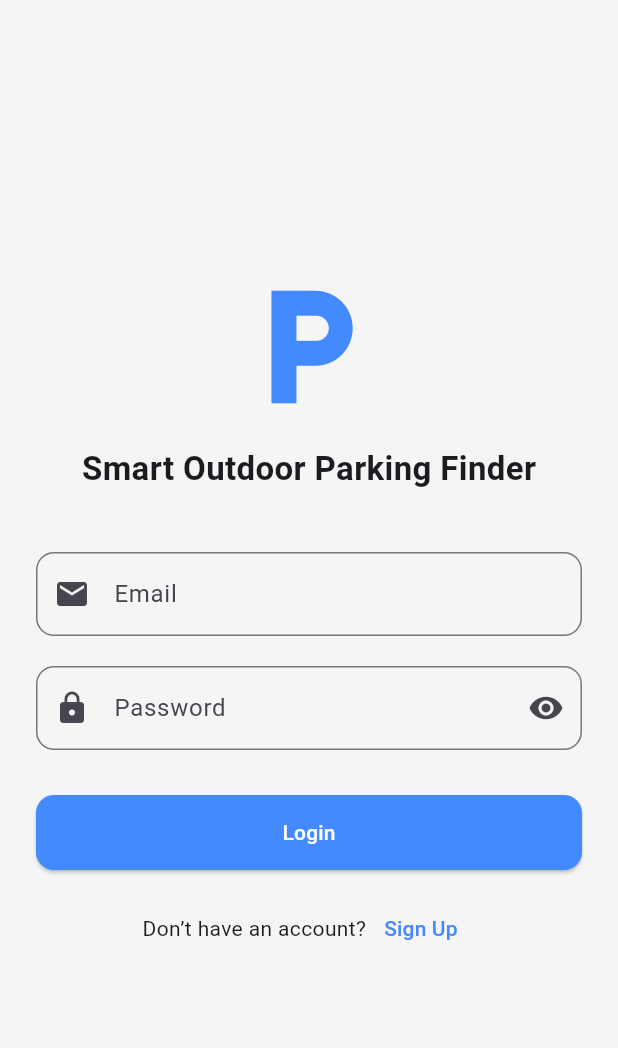
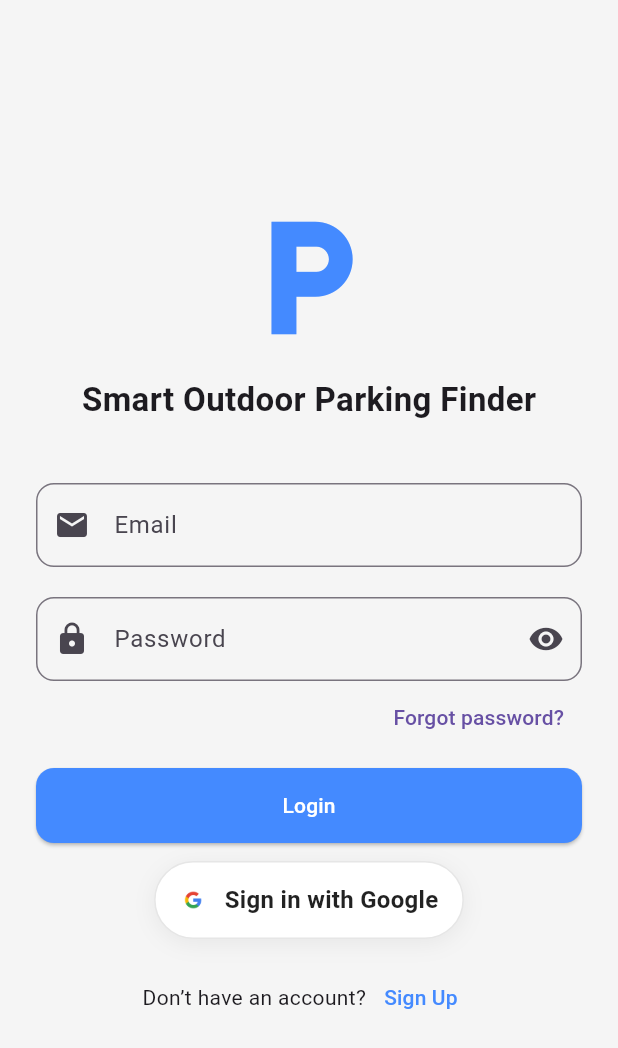
Before and after one commit to Izharnordin/parking_finder_app, a Flutter app: the screen it shows after launch, on a phone screen of 412 x 824 dp. Shown: the top 1048 px of the screen. Run offline on Flutter 3.47's test engine with Material 3 defaults, Android fonts, the light colour scheme and no system bars; our stand-ins replace cloud_firestore, firebase_auth, firebase_core, google_maps_flutter, google_sign_in; accounts and stored records are empty.

Commit message:
Allows users to sign in with Google

```diff
--- a/lib/screens/login_page.dart
+++ b/lib/screens/login_page.dart
@@ -1,48 +1,137 @@
 import 'package:flutter/material.dart';
+import 'package:flutter/foundation.dart' show kIsWeb;
 import 'package:firebase_auth/firebase_auth.dart';
+import 'package:google_sign_in/google_sign_in.dart';
+import '../widgets/google_button.dart';
 
 class LoginPage extends StatefulWidget {
   const LoginPage({super.key});
-
   @override
   State<LoginPage> createState() => _LoginPageState();
 }
 
 class _LoginPageState extends State<LoginPage> {
-  final TextEditingController emailController = TextEditingController();
-  final TextEditingController passwordController = TextEditingController();
-  final FirebaseAuth _auth = FirebaseAuth.instance;
+  final emailController = TextEditingController();
+  final passwordController = TextEditingController();
+  final _auth = FirebaseAuth.instance;
 
   bool isPasswordVisible = false;
   bool isLoading = false;
+  bool isSendingReset = false;
+  bool isGoogleLoading = false;
 
-  void loginUser() async {
+  void _snack(String m) {
+    if (!mounted) return;
+    ScaffoldMessenger.of(context).showSnackBar(SnackBar(content: Text(m)));
+  }
+
+  Future<void> loginUser() async {
     setState(() => isLoading = true);
     try {
       await _auth.signInWithEmailAndPassword(
         email: emailController.text.trim(),
         password: passwordController.text.trim(),
       );
+      if (!mounted) return;
       Navigator.pushReplacementNamed(context, '/home');
     } on FirebaseAuthException catch (e) {
-      String message = '';
-      if (e.code == 'user-not-found') {
-        message = 'No user found for that email.';
-      } else if (e.code == 'wrong-password') {
-        message = 'Wrong password provided.';
+      final msg = switch (e.code) {
+        'user-not-found' => 'No user found for that email.',
+        'wrong-password' => 'Wrong password provided.',
+        'invalid-email' => 'Invalid email address.',
+        'user-disabled' => 'This account has been disabled.',
+        _ => e.message ?? 'Login failed',
+      };
+      _snack(msg);
+    } finally {
+      if (mounted) setState(() => isLoading = false);
+    }
+  }
+
+  // ------- Google Sign-in -------
+  Future<void> signInWithGoogle() async {
+    try {
+      setState(() => isGoogleLoading = true);
+      if (kIsWeb) {
+        final provider = GoogleAuthProvider()..addScope('email');
+        await _auth.signInWithPopup(provider); // use signInWithRedirect if popups blocked
       } else {
-        message = e.message ?? 'Login failed';
+        final acct = await GoogleSignIn().signIn();
+        if (acct == null) return; // user cancelled
+        final auth = await acct.authentication;
+        final cred = GoogleAuthProvider.credential(
+          accessToken: auth.accessToken,
+          idToken: auth.idToken,
+        );
+        await _auth.signInWithCredential(cred);
       }
+      if (!mounted) return;
+      Navigator.pushReplacementNamed(context, '/home');
+    } on FirebaseAuthException catch (e) {
+      if (e.code == 'account-exists-with-different-credential') {
+        _snack('Email already used by another sign-in method.');
+      } else {
+        _snack(e.message ?? 'Google sign-in failed');
+      }
+    } catch (_) {
+      _snack('Google sign-in failed');
+    } finally {
+      if (mounted) setState(() => isGoogleLoading = false);
+    }
+  }
 
-      ScaffoldMessenger.of(context)
-          .showSnackBar(SnackBar(content: Text(message)));
+  // ------- Forgot password -------
+  Future<void> _forgotPassword() async {
+    String email = emailController.text.trim();
+    if (email.isEmpty) {
+      final c = TextEditingController();
+      final entered = await showDialog<String>(
+        context: context,
+        builder: (ctx) => AlertDialog(
+          title: const Text('Reset password'),
+          content: TextField(
+            controller: c,
+            keyboardType: TextInputType.emailAddress,
+            decoration: const InputDecoration(
+              labelText: 'Enter your registered email',
+              prefixIcon: Icon(Icons.email),
+            ),
+          ),
+          actions: [
+            TextButton(onPressed: () => Navigator.pop(ctx), child: const Text('Cancel')),
+            ElevatedButton(onPressed: () => Navigator.pop(ctx, c.text.trim()), child: const Text('Send')),
+          ],
+        ),
+      );
+      if (entered == null || entered.isEmpty) return;
+      email = entered;
+    }
+    await _sendResetEmail(email);
+  }
+
+  Future<void> _sendResetEmail(String email) async {
+    setState(() => isSendingReset = true);
+    try {
+      await _auth.sendPasswordResetEmail(email: email);
+      _snack('Password reset email sent to $email');
+    } on FirebaseAuthException catch (e) {
+      final msg = switch (e.code) {
+        'invalid-email' => 'Invalid email address.',
+        'user-not-found' => 'No user found for that email.',
+        'invalid-continue-uri' => 'Invalid continue URL (check Authorized domains).',
+        'unauthorized-continue-uri' => 'Continue URL not whitelisted.',
+        _ => e.message ?? 'Failed to send reset email',
+      };
+      _snack(msg);
     } finally {
-      setState(() => isLoading = false);
+      if (mounted) setState(() => isSendingReset = false);
     }
   }
 
   @override
   Widget build(BuildContext context) {
+    final busy = isLoading || isSendingReset || isGoogleLoading;
+
     return Scaffold(
       backgroundColor: Colors.grey[100],
       body: Center(
@@ -59,20 +148,18 @@ class _LoginPageState extends State<LoginPage> {
               ),
               const SizedBox(height: 40),
 
-              // Email Field
               TextField(
                 controller: emailController,
                 decoration: InputDecoration(
                   labelText: 'Email',
                   prefixIcon: const Icon(Icons.email),
-                  border: OutlineInputBorder(
-                      borderRadius: BorderRadius.circular(12)),
+                  border: OutlineInputBorder(borderRadius: BorderRadius.circular(12)),
                 ),
                 keyboardType: TextInputType.emailAddress,
+                enabled: !busy,
               ),
               const SizedBox(height: 20),
 
-              // Password Field
               TextField(
                 controller: passwordController,
                 obscureText: !isPasswordVisible,
@@ -80,45 +167,54 @@ class _LoginPageState extends State<LoginPage> {
                   labelText: 'Password',
                   prefixIcon: const Icon(Icons.lock),
                   suffixIcon: IconButton(
-                    icon: Icon(isPasswordVisible
-                        ? Icons.visibility_off
-                        : Icons.visibility),
-                    onPressed: () =>
-                        setState(() => isPasswordVisible = !isPasswordVisible),
+                    icon: Icon(isPasswordVisible ? Icons.visibility_off : Icons.visibility),
+                    onPressed: busy ? null : () => setState(() => isPasswordVisible = !isPasswordVisible),
                   ),
-                  border: OutlineInputBorder(
-                      borderRadius: BorderRadius.circular(12)),
+                  border: OutlineInputBorder(borderRadius: BorderRadius.circular(12)),
+                ),
+                enabled: !busy,
+              ),
+
+              Align(
+                alignment: Alignment.centerRight,
+                child: TextButton(
+                  onPressed: busy ? null : _forgotPassword,
+                  child: isSendingReset
+                      ? const SizedBox(width: 16, height: 16, child: CircularProgressIndicator(strokeWidth: 2))
+                      : const Text('Forgot password?'),
                 ),
               ),
-              const SizedBox(height: 30),
+              const SizedBox(height: 10),
 
-              // Login Button
               ElevatedButton(
                 onPressed: isLoading ? null : loginUser,
                 style: ElevatedButton.styleFrom(
                   backgroundColor: Colors.blueAccent,
                   foregroundColor: Colors.white,
                   minimumSize: const Size(double.infinity, 50),
-                  shape: RoundedRectangleBorder(
-                      borderRadius: BorderRadius.circular(12)),
+                  shape: RoundedRectangleBorder(borderRadius: BorderRadius.circular(12)),
                 ),
                 child: isLoading
                     ? const CircularProgressIndicator(color: Colors.white)
                     : const Text('Login'),
               ),
+              const SizedBox(height: 12),
+
+              // Google pill button
+              GoogleSignInButton(
+                onPressed: busy ? null : signInWithGoogle,
+                loading: isGoogleLoading,
+                enabled: !busy,
+              ),
+
               const SizedBox(height: 15),
-
-              // Go to Sign Up
               Row(
                 mainAxisAlignment: MainAxisAlignment.center,
                 children: [
                   const Text("Don’t have an account?"),
                   TextButton(
-                    onPressed: () => Navigator.pushNamed(context, '/signup'),
-                    child: const Text(
-                      'Sign Up',
-                      style: TextStyle(color: Colors.blueAccent),
-                    ),
+                    onPressed: busy ? null : () => Navigator.pushNamed(context, '/signup'),
+                    child: const Text('Sign Up', style: TextStyle(color: Colors.blueAccent)),
                   ),
                 ],
               ),
--- /dev/null
+++ b/lib/widgets/google_button.dart
@@ -0,0 +1,76 @@
+import 'package:flutter/material.dart';
+
+class GoogleSignInButton extends StatelessWidget {
+  final VoidCallback? onPressed;
+  final bool loading;
+  final bool enabled;
+
+  const GoogleSignInButton({
+    super.key,
+    required this.onPressed,
+    this.loading = false,
+    this.enabled = true,
+  });
+
+  @override
+  Widget build(BuildContext context) {
+    final disabled = loading || !enabled;
+
+    return Material(
+      color: Colors.transparent,
+      child: InkWell(
+        onTap: disabled ? null : onPressed,
+        borderRadius: BorderRadius.circular(28),
+        child: Container(
+          height: 52,
+          padding: const EdgeInsets.symmetric(horizontal: 16),
+          decoration: BoxDecoration(
+            color: Colors.white,
+            borderRadius: BorderRadius.circular(28),
+            border: Border.all(color: const Color(0xFFE6E6E6), width: 1),
+            boxShadow: [
+              BoxShadow(
+                color: Colors.black.withOpacity(0.06),
+                blurRadius: 12,
+                offset: const Offset(0, 3),
+              ),
+            ],
+          ),
+          child: Stack(
+            alignment: Alignment.center,
+            children: [
+              // Centered label
+              Row(
+                mainAxisSize: MainAxisSize.min,
+                children: [
+                  Image.asset('assets/google_g.png', width: 18, height: 18),
+                  const SizedBox(width: 12),
+                  const Text(
+                    'Sign in with Google',
+                    style: TextStyle(
+                      color: Colors.black87,
+                      fontSize: 16,
+                      fontWeight: FontWeight.w600,
+                      letterSpacing: 0.2,
+                    ),
+                  ),
+                ],
+              ),
+              // Right-side spinner when loading
+              Positioned(
+                right: 12,
+                child: loading
+                    ? const SizedBox(
+                        width: 18,
+                        height: 18,
+                        child: CircularProgressIndicator(strokeWidth: 2),
+                      )
+                    : const SizedBox.shrink(),
+              ),
+            ],
+          ),
+        ),
+      ),
+    );
+  }
+}
--- a/pubspec.yaml
+++ b/pubspec.yaml
@@ -38,6 +38,7 @@ dependencies:
   firebase_auth: ^6.1.1
   cloud_firestore: ^6.0.3
   google_maps_flutter: ^2.13.1
+  google_sign_in: ^6.0.0
 
 dev_dependencies:
   flutter_test:
@@ -60,6 +61,8 @@ flutter:
   # included with your application, so that you can use the icons in
   # the material Icons class.
   uses-material-design: true
+  assets:
+    - assets/google_g.png
 
   # To add assets to your application, add an assets section, like this:
   # assets:
```
Also changed, not shown: lib/screens/map_page.dart (+10 -8 lines), assets/google_g.png (added), lib/widgets/custom_button.dart (deleted), pubspec.lock.
